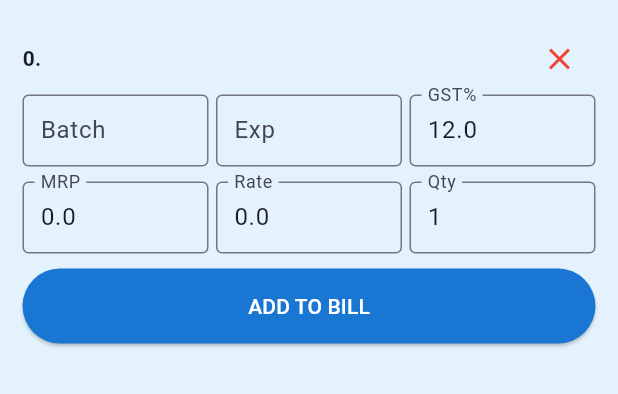
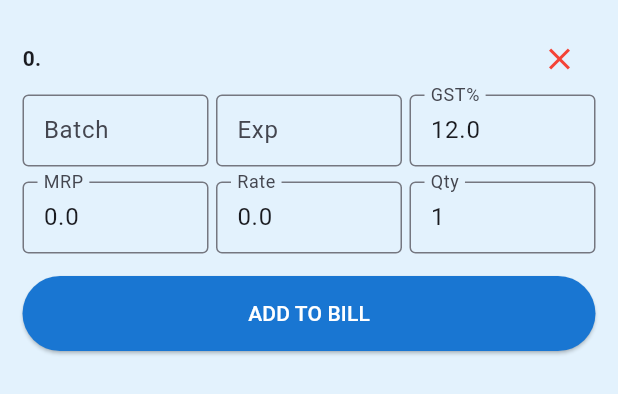
Before and after one commit to diogenesytshorts-max/pharoah_erp_flutter, a Flutter app: the ItemEntryForm widget shown alone on an empty page, opened directly with empty values, after a tap on "ADD TO BILL", on a phone screen of 412 x 824 dp. Shown: the top 394 px of the screen. Run offline on Flutter 3.47's test engine with Material 3 defaults, Android fonts, the phone set to English and light mode, and no system bars; our stand-ins replace pdf, printing, share_plus, shared_preferences; accounts and stored records are empty.

Commit message:
Update billing_view.dart

```diff
--- a/lib/billing_view.dart
+++ b/lib/billing_view.dart
@@ -21,9 +21,7 @@ class ExpiryDateFormatter extends TextInputFormatter {
 class BillingView extends StatefulWidget {
   final Party party; final String billNo; final DateTime billDate; final String mode;
   final List<BillItem>? existingItems; final String? modifySaleId; final bool isReadOnly;
-
   const BillingView({super.key, required this.party, required this.billNo, required this.billDate, required this.mode, this.existingItems, this.modifySaleId, this.isReadOnly = false});
-
   @override State<BillingView> createState() => _BillingViewState();
 }
 
@@ -31,14 +29,9 @@ class _BillingViewState extends State<BillingView> {
   List<BillItem> items = []; String search = ""; Medicine? selectedMed; int? editingIndex;
   double get grandTotal => items.fold(0, (sum, item) => sum + item.total);
 
-  @override
-  void initState() {
-    super.initState();
-    if (widget.existingItems != null) items = List.from(widget.existingItems!);
-  }
+  @override void initState() { super.initState(); if (widget.existingItems != null) items = List.from(widget.existingItems!); }
 
-  @override
-  Widget build(BuildContext context) {
+  @override Widget build(BuildContext context) {
     final ph = Provider.of<PharoahManager>(context);
     return Scaffold(
       backgroundColor: Colors.white,
@@ -48,38 +41,23 @@ class _BillingViewState extends State<BillingView> {
           TextButton(onPressed: items.isEmpty ? null : () => _saveAndClose(ph), child: const Text("SAVE", style: TextStyle(color: Colors.white, fontWeight: FontWeight.bold)))
         ],
       ),
-      body: Stack(
-        children: [
-          Column(
-            children: [
+      body: Stack(children: [
+        Column(children: [
           if (selectedMed == null && !widget.isReadOnly)
-                Padding(padding: const EdgeInsets.all(12), child: TextField(autofocus: true, decoration: const InputDecoration(hintText: "Search Medicine...", prefixIcon: Icon(Icons.search), border: OutlineInputBorder()), onChanged: (v) => setState(() => search = v))),
+            Padding(padding: const EdgeInsets.all(12), child: TextField(autofocus: true, decoration: const InputDecoration(hintText: "Search Product...", prefixIcon: Icon(Icons.search)), onChanged: (v) => setState(() => search = v))),
           if (selectedMed != null)
             ItemEntryForm(
-                  med: selectedMed!, partyState: widget.party.state, shopState: ph.companyState,
-                  srNo: editingIndex ?? items.length + 1, existingItem: editingIndex != null ? items[editingIndex!] : null,
-                  batchHistory: ph.batchHistory[selectedMed!.id] ?? [],
+              med: selectedMed!, partyState: widget.party.state, shopState: ph.companyState, srNo: editingIndex ?? items.length + 1,
+              existingItem: editingIndex != null ? items[editingIndex!] : null, batchHistory: ph.batchHistory[selectedMed!.id] ?? [],
               onAdd: (newItem) { setState(() { if (editingIndex != null) items[editingIndex!] = newItem; else items.add(newItem); selectedMed = null; editingIndex = null; search = ""; }); },
               onCancel: () => setState(() { selectedMed = null; editingIndex = null; }),
             ),
-              Expanded(
-                child: ListView.separated(
-                  itemCount: items.length, separatorBuilder: (c, i) => const Divider(),
-                  itemBuilder: (context, index) => ListTile(
-                    title: Text(items[index].name, style: const TextStyle(fontWeight: FontWeight.bold)),
-                    subtitle: Text("Qty: ${items[index].qty.toInt()} | Batch: ${items[index].batch} | Exp: ${items[index].exp}"),
-                    trailing: Text("₹${items[index].total.toStringAsFixed(2)}", style: const TextStyle(fontWeight: FontWeight.bold, color: Colors.blue)),
-                    onTap: widget.isReadOnly ? null : () => setState(() { selectedMed = ph.medicines.firstWhere((m) => m.id == items[index].medicineID); editingIndex = index; }),
-                  ),
-                ),
-              ),
-              Container(padding: const EdgeInsets.all(15), color: Colors.blue.shade50, child: Row(mainAxisAlignment: MainAxisAlignment.spaceBetween, children: [const Text("GRAND TOTAL", style: TextStyle(fontWeight: FontWeight.bold)), Text("₹${grandTotal.toStringAsFixed(2)}", style: const TextStyle(fontSize: 22, fontWeight: FontWeight.w900, color: Colors.blue))])),
-            ],
-          ),
+          Expanded(child: ListView.separated(itemCount: items.length, separatorBuilder: (c, i) => const Divider(), itemBuilder: (c, i) => ListTile(title: Text(items[i].name), subtitle: Text("Qty: ${items[i].qty.toInt()} | Batch: ${items[i].batch}"), trailing: Text("₹${items[i].total.toStringAsFixed(2)}")))),
+          Container(padding: const EdgeInsets.all(15), color: Colors.blue.shade50, child: Row(mainAxisAlignment: MainAxisAlignment.spaceBetween, children: [const Text("GRAND TOTAL", style: TextStyle(fontWeight: FontWeight.bold)), Text("₹${grandTotal.toStringAsFixed(2)}", style: const TextStyle(fontSize: 22, fontWeight: FontWeight.bold, color: Colors.blue))])),
+        ]),
         if (search.isNotEmpty && selectedMed == null)
           Positioned(top: 70, left: 15, right: 15, child: Material(elevation: 10, child: Container(constraints: const BoxConstraints(maxHeight: 250), child: ListView(shrinkWrap: true, children: ph.medicines.where((m) => m.name.toLowerCase().contains(search.toLowerCase())).map((m) => ListTile(title: Text(m.name), subtitle: Text("Stock: ${m.stock}"), onTap: () => setState(() { selectedMed = m; search = ""; }))).toList()))))
-        ],
-      ),
+      ]),
     );
   }
 
@@ -87,7 +65,7 @@ class _BillingViewState extends State<BillingView> {
     if (widget.modifySaleId != null) ph.deleteBill(widget.modifySaleId!);
     ph.finalizeSale(billNo: widget.billNo, date: widget.billDate, party: widget.party, items: items, total: grandTotal, mode: widget.mode);
     if (widget.modifySaleId == null) await SaleBillNumber.incrementIfNecessary(widget.billNo);
-    ScaffoldMessenger.of(context).showSnackBar(const SnackBar(content: Text("✅ Sale Invoice Saved Successfully!"), backgroundColor: Colors.green));
+    ScaffoldMessenger.of(context).showSnackBar(const SnackBar(content: Text("✅ Sale Invoice Saved!"), backgroundColor: Colors.green));
     Navigator.of(context).popUntil((route) => route.isFirst);
   }
 
@@ -95,15 +73,12 @@ class _BillingViewState extends State<BillingView> {
     final sale = Sale(id: DateTime.now().toString(), billNo: widget.billNo, date: widget.billDate, partyName: widget.party.name, items: items, totalAmount: grandTotal, paymentMode: widget.mode);
     ph.finalizeSale(billNo: widget.billNo, date: widget.billDate, party: widget.party, items: items, total: grandTotal, mode: widget.mode);
     await PdfService.generateInvoice(sale, widget.party);
-    ScaffoldMessenger.of(context).showSnackBar(const SnackBar(content: Text("✅ Invoice Saved & Printed!"), backgroundColor: Colors.blue));
     Navigator.of(context).popUntil((route) => route.isFirst);
   }
 }
 
 class ItemEntryForm extends StatefulWidget {
-  final Medicine med; final String partyState, shopState; final int srNo;
-  final BillItem? existingItem; final List<BatchInfo> batchHistory;
-  final Function(BillItem) onAdd; final VoidCallback onCancel;
+  final Medicine med; final String partyState, shopState; final int srNo; final BillItem? existingItem; final List<BatchInfo> batchHistory; final Function(BillItem) onAdd; final VoidCallback onCancel;
   const ItemEntryForm({super.key, required this.med, required this.partyState, required this.shopState, required this.srNo, this.existingItem, required this.batchHistory, required this.onAdd, required this.onCancel});
   @override State<ItemEntryForm> createState() => _ItemEntryFormState();
 }
@@ -115,8 +90,7 @@ class _ItemEntryFormState extends State<ItemEntryForm> {
 
   @override void initState() {
     super.initState();
-    mC.text = widget.med.mrp.toString(); gC.text = widget.med.gst.toString();
-    rC.text = widget.med.rateA.toString(); qC.text = "1";
+    mC.text = widget.med.mrp.toString(); gC.text = widget.med.gst.toString(); rC.text = widget.med.rateA.toString(); qC.text = "1";
     if (widget.existingItem != null) { bC.text = widget.existingItem!.batch; eC.text = widget.existingItem!.exp; originalExp = widget.existingItem!.exp; }
   }
 
@@ -124,24 +98,23 @@ class _ItemEntryFormState extends State<ItemEntryForm> {
     return Container(padding: const EdgeInsets.all(15), color: Colors.blue.shade50, child: Column(crossAxisAlignment: CrossAxisAlignment.start, children: [
       Row(children: [Expanded(child: Text("${widget.srNo}. ${widget.med.name}", style: const TextStyle(fontWeight: FontWeight.bold))), IconButton(icon: const Icon(Icons.close, color: Colors.red), onPressed: widget.onCancel)]),
       if (widget.batchHistory.isNotEmpty) ...[
-        const Text("Select Batch:", style: TextStyle(fontSize: 10, fontWeight: FontWeight.bold)),
+        const Text("Batches:", style: TextStyle(fontSize: 10, fontWeight: FontWeight.bold)),
         SizedBox(height: 40, child: ListView(scrollDirection: Axis.horizontal, children: widget.batchHistory.map((b) => Padding(padding: const EdgeInsets.only(right: 8), child: ActionChip(label: Text("${b.batch} (${b.exp})"), onPressed: () { setState(() { bC.text = b.batch; eC.text = b.exp; mC.text = b.mrp.toString(); rC.text = b.rate.toString(); originalExp = b.exp; }); }))).toList())),
       ],
       Row(children: [Expanded(child: _f(bC, "Batch")), const SizedBox(width: 5), Expanded(child: _f(eC, "Exp", fmt: [ExpiryDateFormatter()])), const SizedBox(width: 5), Expanded(child: _f(gC, "GST%"))]),
       const SizedBox(height: 10),
       Row(children: [Expanded(child: _f(mC, "MRP")), const SizedBox(width: 5), Expanded(child: _f(rC, "Rate")), const SizedBox(width: 5), Expanded(child: _f(qC, "Qty"))]),
-      const SizedBox(height: 10),
+      const SizedBox(height: 15),
       ElevatedButton(style: ElevatedButton.styleFrom(minimumSize: const Size(double.infinity, 50), backgroundColor: Colors.blue.shade700), onPressed: () async {
         if (originalExp != null && originalExp != eC.text) {
-          bool c = await showDialog(context: context, builder: (c) => AlertDialog(title: const Text("Update Expiry?"), content: const Text("Expiry change ho rahi hai, continue?"), actions: [TextButton(onPressed: () => Navigator.pop(c, false), child: const Text("NO")), TextButton(onPressed: () => Navigator.pop(c, true), child: const Text("YES"))])) ?? false;
+          bool c = await showDialog(context: context, builder: (c) => AlertDialog(title: const Text("Update Expiry?"), content: const Text("Aap purane batch ki expiry badal rahe hain. Sure?"), actions: [TextButton(onPressed: () => Navigator.pop(c, false), child: const Text("NO")), TextButton(onPressed: () => Navigator.pop(c, true), child: const Text("YES"))])) ?? false;
           if (!c) return;
         }
-        double r = double.tryParse(rC.text) ?? 0; double q = double.tryParse(qC.text) ?? 0; double g = double.tryParse(gC.text) ?? 0;
-        double tax = r * q; double gstAmt = tax * (g / 100);
+        double r = double.tryParse(rC.text) ?? 0, q = double.tryParse(qC.text) ?? 0, g = double.tryParse(gC.text) ?? 0, tax = r * q, gstAmt = tax * (g / 100);
         double cgst = 0, sgst = 0, igst = 0; if (widget.partyState == widget.shopState) { cgst = gstAmt/2; sgst = gstAmt/2; } else { igst = gstAmt; }
         widget.onAdd(BillItem(id: DateTime.now().toString(), srNo: widget.srNo, medicineID: widget.med.id, name: widget.med.name, packing: widget.med.packing, batch: bC.text.toUpperCase(), exp: eC.text, hsn: widget.med.hsnCode, mrp: double.tryParse(mC.text) ?? 0, qty: q, rate: r, gstRate: g, cgst: cgst, sgst: sgst, igst: igst, total: tax + gstAmt));
       }, child: const Text("ADD TO BILL", style: TextStyle(color: Colors.white)))
     ]));
   }
-  Widget _f(TextEditingController c, String l, {List<TextInputFormatter>? fmt}) => TextField(controller: c, inputFormatters: fmt, decoration: InputDecoration(labelText: l, border: const OutlineInputBorder(), contentPadding: const EdgeInsets.all(8)));
+  Widget _f(TextEditingController c, String l, {List<TextInputFormatter>? fmt}) => TextField(controller: c, inputFormatters: fmt, decoration: InputDecoration(labelText: l, border: const OutlineInputBorder(), contentPadding: const EdgeInsets.all(10)));
 }
```
Lines whose indentation alone changed are shown as unchanged.
